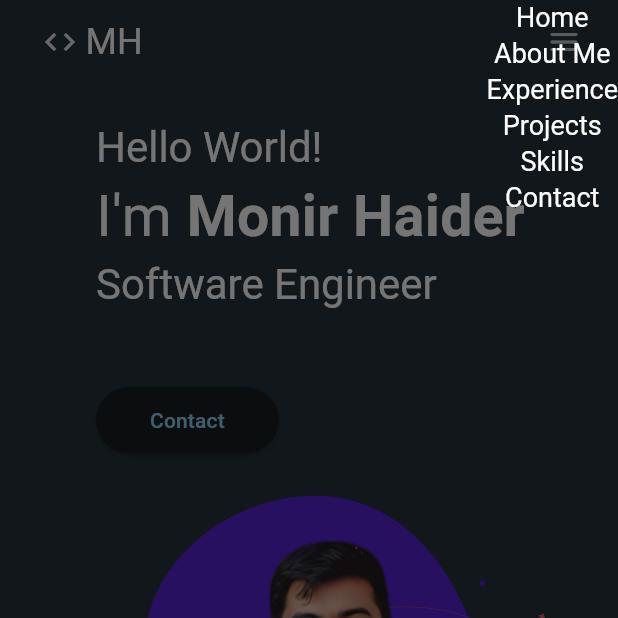
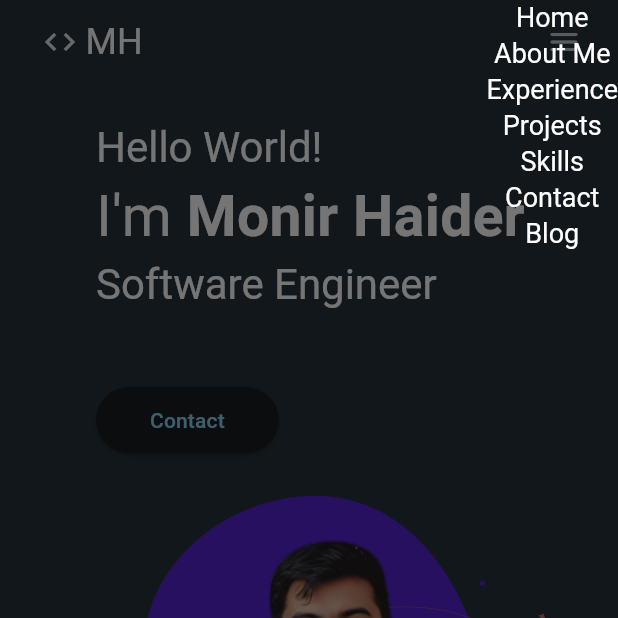
Before and after one commit to monirhelalee/portfolio_website_with_flutter, a Flutter app: the screen it shows after launch, with the side drawer open, on a phone screen of 412 x 824 dp, the top half of it. Run offline on Flutter 3.47's test engine with Material 3 defaults, Android fonts, the phone set to English and light mode, and no system bars; our stand-ins replace flutter_svg, lottie; network calls fail.

Commit message:
added blog menu

```diff
--- a/lib/features/home/widgets/column_menu_widget.dart
+++ b/lib/features/home/widgets/column_menu_widget.dart
@@ -64,6 +64,16 @@ class ColumnMenuWidget extends StatelessWidget {
                 color: Colors.white,
               ),
         ),
+        const SizedBox(
+          width: 50,
+        ),
+        Text(
+          'Blog',
+          style: Theme.of(context).textTheme.headlineSmall?.copyWith(
+                fontSize: 18,
+                color: Colors.white,
+              ),
+        ),
       ],
     );
   }
--- a/lib/features/home/widgets/row_menu_widget.dart
+++ b/lib/features/home/widgets/row_menu_widget.dart
@@ -30,6 +30,10 @@ class RowMenuWidget extends StatelessWidget {
           width: 30,
         ),
         _nameWidget(context, title: 'Contact', onTap: () {}),
+        const SizedBox(
+          width: 30,
+        ),
+        _nameWidget(context, title: 'Blog', onTap: () {}),
       ],
     );
   }
--- a/lib/main.dart
+++ b/lib/main.dart
@@ -7,10 +7,19 @@ void main() {
   runApp(const MyApp());
 }
 
-class MyApp extends StatelessWidget {
+class MyApp extends StatefulWidget {
   const MyApp({super.key});
 
-  // This widget is the root of your application.
+  @override
+  State<MyApp> createState() => _MyAppState();
+}
+
+class _MyAppState extends State<MyApp> {
+  @override
+  void initState() {
+    super.initState();
+  }
+
   @override
   Widget build(BuildContext context) {
     return MultiProvider(
```
